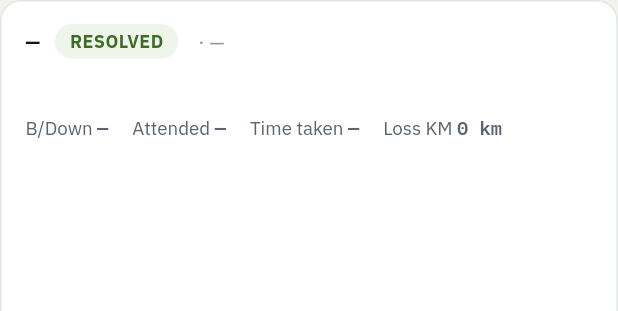
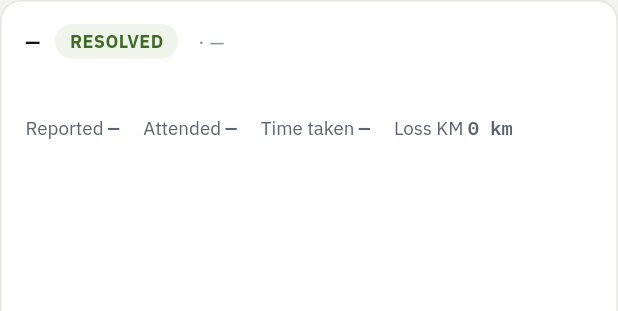
Before and after one commit to code4kunal/enm, a Flutter app: the _BreakdownCard widget shown alone on an empty page, opened directly with empty values, on a phone screen of 412 x 824 dp. Shown: the top 311 px of the screen. Run offline on Flutter 3.47's test engine with Material 3 defaults, Android fonts, the phone set to English and light mode, and no system bars; our stand-ins replace file_picker, flutter_riverpod, go_router, google_fonts, share_plus, shared_preferences and 1 more; accounts and stored records are empty; network calls fail.

Commit message:
Show linked Work Done sessions on the Breakdowns screen
Breakdown timing collapsed on the backend in Task 10 (breakdown_time
dropped, mechanic_reported_time -> reported_time); this finishes that
rename on the Flutter side everywhere it was still live:

- field_map.dart's breakdown map, and the Breakdowns tracker's metric
  labels/keys (t_bd/t_mech -> t_reported).
- registers.dart's breakdown FieldDefs, which still offered a t_bd/t_mech
  pair the field map no longer recognised — every new breakdown would
  have 400'd since no field ever sent reported_time.
- report.dart's Investigation model and the Annexure-V investigations
  pane, which were reading the now-gone breakdown_time/mechanic_reported_time
  keys from the investigation report response and would have shown a
  blank time badge forever.
- Seed fixtures and the field-map/register round-trip tests that pinned
  the old keys.

Also adds RegisterEntry.linkedSessions (from the breakdown GET's
linked_sessions, Task 11) and renders a "LINKED WORK DONE" list on each
breakdown card, linking to the Work Done entry and flagging the one that
resolved the ticket.

Co-Authored-By: Claude Sonnet 5 <noreply@anthropic.com>

```diff
--- a/app/lib/data/api/api_repositories.dart
+++ b/app/lib/data/api/api_repositories.dart
@@ -717,6 +717,9 @@ RegisterEntry _entryFromWire(Map<String, dynamic> json) {
         ? EntryStatus.open
         : EntryStatus.done,
     photoUrl: json['photo_url'] as String?,
+    linkedSessions: (json['linked_sessions'] as List<dynamic>? ?? <dynamic>[])
+        .map((s) => s as Map<String, dynamic>)
+        .toList(),
   );
 }
 
--- a/app/lib/data/api/field_map.dart
+++ b/app/lib/data/api/field_map.dart
@@ -47,8 +47,7 @@ abstract final class RegisterFieldMap {
       'route': 'route',
       'loc': 'location',
       'complaint': 'complaint',
-      't_bd': 'breakdown_time',
-      't_mech': 'mechanic_reported_time',
+      't_reported': 'reported_time',
       't_att': 'attended_time',
       'loss': 'loss_km',
       'attended': 'attended_details',
--- a/app/lib/models/entry.dart
+++ b/app/lib/models/entry.dart
@@ -21,6 +21,7 @@ class RegisterEntry {
     required this.data,
     this.status = EntryStatus.done,
     this.photoUrl,
+    this.linkedSessions = const <Map<String, dynamic>>[],
   });
 
   final String id;
@@ -39,6 +40,10 @@ class RegisterEntry {
 
   /// Null when no photo is attached.
   final String? photoUrl;
+
+  /// Work Done sessions raised against this entry's ticket, breakdown only.
+  /// Read-only display data — the server owns the linkage.
+  final List<Map<String, dynamic>> linkedSessions;
 
   String get busNumber => data['bus'] ?? '';
 
@@ -62,6 +67,7 @@ class RegisterEntry {
       data: data ?? this.data,
       status: status ?? this.status,
       photoUrl: photoUrl,
+      linkedSessions: linkedSessions,
     );
   }
 
@@ -79,6 +85,7 @@ class RegisterEntry {
       data: data,
       status: status,
       photoUrl: photoUrl,
+      linkedSessions: linkedSessions,
     );
   }
 
@@ -92,6 +99,7 @@ class RegisterEntry {
         'data': data,
         'status': status.name,
         'photoUrl': photoUrl,
+        'linkedSessions': linkedSessions,
       };
 
   factory RegisterEntry.fromJson(Map<String, dynamic> json) {
@@ -108,6 +116,9 @@ class RegisterEntry {
         orElse: () => EntryStatus.done,
       ),
       photoUrl: json['photoUrl'] as String?,
+      linkedSessions: (json['linkedSessions'] as List<dynamic>? ?? <dynamic>[])
+          .map((s) => Map<String, dynamic>.from(s as Map))
+          .toList(),
     );
   }
 }
--- a/app/lib/screens/breakdowns_screen.dart
+++ b/app/lib/screens/breakdowns_screen.dart
@@ -138,15 +138,51 @@ class _BreakdownCard extends ConsumerWidget {
             spacing: 16,
             runSpacing: 6,
             children: <Widget>[
-              _Metric(label: 'B/Down', value: d['t_bd'] ?? '—'),
+              _Metric(label: 'Reported', value: d['t_reported'] ?? '—'),
               _Metric(label: 'Attended', value: d['t_att'] ?? '—'),
               _Metric(
                 label: 'Time taken',
-                value: Dates.elapsed(d['t_bd'], d['t_att']),
+                value: Dates.elapsed(d['t_reported'], d['t_att']),
               ),
               _Metric(label: 'Loss KM', value: '${d['loss'] ?? '0'} km'),
             ],
           ),
+          if (entry.linkedSessions.isNotEmpty) ...<Widget>[
+            const SizedBox(height: 12),
+            const Divider(height: 1, color: T.border),
+            const SizedBox(height: 10),
+            Text(
+              'LINKED WORK DONE',
+              style: AppText.sans(size: 10, color: T.muted),
+            ),
+            const SizedBox(height: 6),
+            for (final session in entry.linkedSessions)
+              InkWell(
+                onTap: () => context.go(
+                  Routes.editEntry(session['entry_id'] as String),
+                ),
+                child: Padding(
+                  padding: const EdgeInsets.symmetric(vertical: 6),
+                  child: Row(
+                    children: <Widget>[
+                      Expanded(
+                        child: Text(
+                          '${session['entry_date']} · Shift ${session['shift'] ?? '—'} · '
+                          '${(session['attendees'] as List<dynamic>).map((a) => (a as Map)['name']).join(', ')}',
+                          style: AppText.sans(size: 13),
+                        ),
+                      ),
+                      if (session['completes_ticket'] == true)
+                        const TagBadge(
+                          label: 'Resolved this',
+                          background: T.greenTint,
+                          foreground: T.green,
+                        ),
+                    ],
+                  ),
+                ),
+              ),
+          ],
         ],
       ),
     );
--- a/app/lib/screens/reports/investigations_pane.dart
+++ b/app/lib/screens/reports/investigations_pane.dart
@@ -190,9 +190,9 @@ class _InvestigationCard extends ConsumerWidget {
           Row(
             children: <Widget>[
               Text(item.registrationNo, style: AppText.mono(size: 14)),
-              if (item.breakdownTime != null) ...<Widget>[
+              if (item.reportedTime != null) ...<Widget>[
                 const SizedBox(width: 8),
-                Text(item.breakdownTime!, style: AppText.meta),
+                Text(item.reportedTime!, style: AppText.meta),
               ],
               const Spacer(),
               if (item.defectType.isNotEmpty)
```
Also changed, not shown: app/lib/data/registers.dart (+5 -10 lines), app/lib/models/report.dart (+3 -6 lines), 4 other files.
